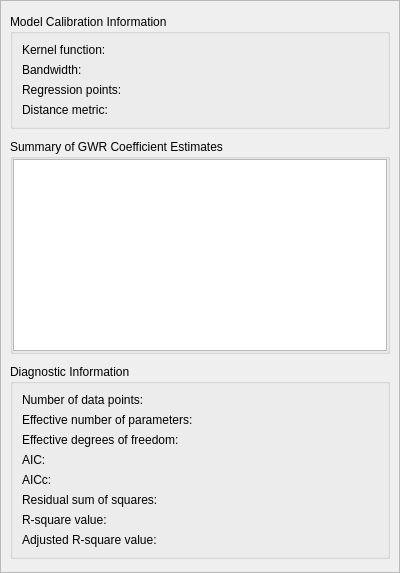
The window that PropertyPanelTabs/gwmpropertygwrtab.ui (GWmodel-Lab/GWmodelS) describes before a commit, drawn with Qt 5.
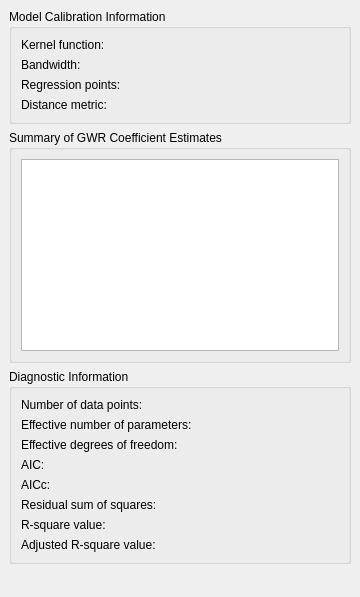
The same window after the commit.

```diff
--- a/PropertyPanelTabs/gwmpropertygwrtab.ui
+++ b/PropertyPanelTabs/gwmpropertygwrtab.ui
@@ -6,8 +6,8 @@
    <rect>
     <x>0</x>
     <y>0</y>
-    <width>400</width>
-    <height>573</height>
+    <width>360</width>
+    <height>597</height>
    </rect>
   </property>
   <property name="windowTitle">
@@ -28,16 +28,28 @@
    </property>
    <item row="0" column="0">
     <widget class="QScrollArea" name="scrollArea">
+     <property name="frameShape">
+      <enum>QFrame::NoFrame</enum>
+     </property>
+     <property name="frameShadow">
+      <enum>QFrame::Plain</enum>
+     </property>
+     <property name="lineWidth">
+      <number>0</number>
+     </property>
      <property name="widgetResizable">
       <bool>true</bool>
      </property>
+     <property name="alignment">
+      <set>Qt::AlignLeading|Qt::AlignLeft|Qt::AlignTop</set>
+     </property>
      <widget class="QWidget" name="scrollAreaWidgetContents">
       <property name="geometry">
        <rect>
         <x>0</x>
         <y>0</y>
-        <width>398</width>
-        <height>571</height>
+        <width>360</width>
+        <height>597</height>
        </rect>
       </property>
       <layout class="QVBoxLayout" name="verticalLayout">
@@ -125,16 +137,16 @@
          </property>
          <layout class="QGridLayout" name="gridLayout_2">
           <property name="leftMargin">
-           <number>0</number>
+           <number>9</number>
           </property>
           <property name="topMargin">
-           <number>0</number>
+           <number>9</number>
           </property>
           <property name="rightMargin">
-           <number>0</number>
+           <number>9</number>
           </property>
           <property name="bottomMargin">
-           <number>0</number>
+           <number>9</number>
           </property>
           <item row="0" column="0">
            <widget class="QTableWidget" name="tbwCoefficient"/>
@@ -269,6 +281,19 @@
          </layout>
         </widget>
        </item>
+       <item>
+        <spacer name="verticalSpacer">
+         <property name="orientation">
+          <enum>Qt::Vertical</enum>
+         </property>
+         <property name="sizeHint" stdset="0">
+          <size>
+           <width>20</width>
+           <height>40</height>
+          </size>
+         </property>
+        </spacer>
+       </item>
       </layout>
      </widget>
     </widget>
```
